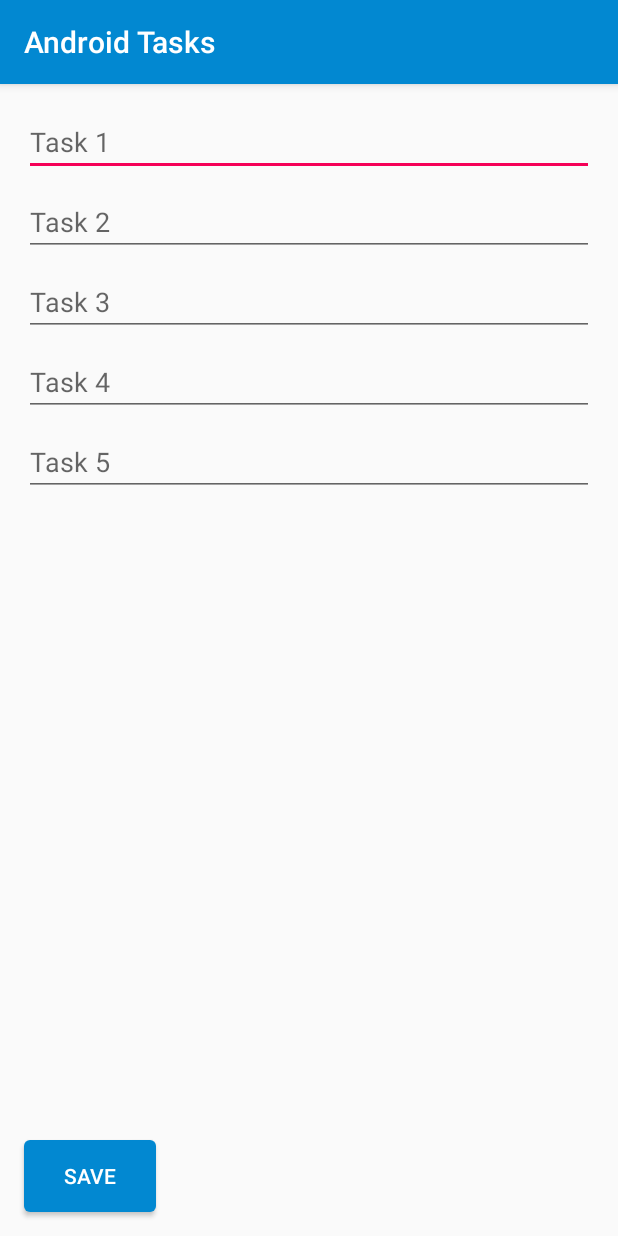
After one commit to IolemanI/AndroidTasks, an Android app: the RenameTasksActivity screen opened directly, with no data from a screen before it, on a phone screen of 412 x 824 dp. The commit adds this screen. Run offline under Robolectric (Android 15) with nearby library versions, the phone set to English and light mode, and no system bars.

Commit message:
Added app settings, work with files.

```diff
--- a/app/build.gradle
+++ b/app/build.gradle
@@ -43,4 +43,5 @@ dependencies {
 
 
 
+
 apply plugin: 'com.google.gms.google-services'
--- a/app/src/main/AndroidManifest.xml
+++ b/app/src/main/AndroidManifest.xml
@@ -23,7 +23,8 @@
         <activity android:name=".tasks.Task3Activity" />
         <activity android:name=".tasks.Task4Activity" />
         <activity android:name=".tasks.Task5Activity" />
-        <activity android:name=".Settings.ActivitySettings"></activity>
+        <activity android:name=".Settings.ActivitySettings" />
+        <activity android:name=".Settings.RenameTasksActivity"></activity>
     </application>
 
 </manifest>
--- /dev/null
+++ b/app/src/main/java/com/oleman/androidtasks/Settings/RenameTasksActivity.java
@@ -0,0 +1,99 @@
+package com.oleman.androidtasks.Settings;
+
+import android.content.Intent;
+import android.support.v7.app.AppCompatActivity;
+import android.os.Bundle;
+import android.util.Log;
+import android.view.View;
+import android.widget.Button;
+import android.widget.EditText;
+import android.widget.Toast;
+
+import com.oleman.androidtasks.MainActivity;
+import com.oleman.androidtasks.R;
+
+import java.io.BufferedReader;
+import java.io.BufferedWriter;
+import java.io.FileNotFoundException;
+import java.io.IOException;
+import java.io.InputStreamReader;
+import java.io.OutputStreamWriter;
+
+public class RenameTasksActivity extends AppCompatActivity implements View.OnClickListener {
+
+    private static final String FILENAME = "AndroidTasks";
+    public static final String TAG = "myLogs";
+
+    private EditText task1Txt;
+    private EditText task2Txt;
+    private EditText task3Txt;
+    private EditText task4Txt;
+    private EditText task5Txt;
+
+    private Button saveBtn;
+
+    private Button task1Btn;
+    private Button task2Btn;
+    private Button task3Btn;
+    private Button task4Btn;
+    private Button task5Btn;
+
+    @Override
+    protected void onCreate(Bundle savedInstanceState) {
+        super.onCreate(savedInstanceState);
+        setContentView(R.layout.activity_rename_tasks);
+
+        task1Txt = (EditText) findViewById(R.id.nameTask1);
+        task2Txt = (EditText) findViewById(R.id.nameTask2);
+        task3Txt = (EditText) findViewById(R.id.nameTask3);
+        task4Txt = (EditText) findViewById(R.id.nameTask4);
+        task5Txt = (EditText) findViewById(R.id.nameTask5);
+
+        saveBtn = (Button) findViewById(R.id.btnSave_rename);
+        saveBtn.setOnClickListener(this);
+
+
+        readFile();
+
+    }
+
+    @Override
+    public void onClick(View view) {
+        switch (view.getId()){
+            case R.id.btnSave_rename:
+                writeFile(task1Txt.getText().toString());
+                break;
+        }
+    }
+
+    private void readFile() {
+        try {
+            BufferedReader br = new BufferedReader(new InputStreamReader(
+                    openFileInput(FILENAME)));
+            String s = "";
+
+            while ((s = br.readLine()) != null){
+                Toast.makeText(this, s, Toast.LENGTH_LONG).show();
+            }
+        } catch (FileNotFoundException e) {
+            e.printStackTrace();
+        } catch (IOException e) {
+            e.printStackTrace();
+        }
+    }
+
+    private void writeFile(String s) {
+        try {
+            BufferedWriter bw = new BufferedWriter(new OutputStreamWriter(
+                    openFileOutput(FILENAME, MODE_PRIVATE)));
+
+            bw.write(s);
+            bw.close();
+            Log.d(TAG, "File has been written!");
+        } catch (FileNotFoundException e) {
+            e.printStackTrace();
+        } catch (IOException e) {
+            e.printStackTrace();
+        }
+    }
+}
--- /dev/null
+++ b/app/src/main/res/drawable/buttons_settings_selector.xml
@@ -0,0 +1,6 @@
+<?xml version="1.0" encoding="utf-8"?>
+<selector xmlns:android="http://schemas.android.com/apk/res/android">
+
+    <item android:state_pressed="true" android:drawable="@drawable/buttons_settings_pressed" />
+    <item android:drawable="@drawable/buttons_settings" />
+</selector>
--- /dev/null
+++ b/app/src/main/res/layout/activity_rename_tasks.xml
@@ -0,0 +1,81 @@
+<?xml version="1.0" encoding="utf-8"?>
+<RelativeLayout xmlns:android="http://schemas.android.com/apk/res/android"
+    xmlns:app="http://schemas.android.com/apk/res-auto"
+    xmlns:tools="http://schemas.android.com/tools"
+    android:layout_width="match_parent"
+    android:layout_height="match_parent"
+    tools:context="com.oleman.androidtasks.Settings.RenameTasksActivity">
+
+    <EditText
+        android:id="@+id/nameTask1"
+        android:layout_width="match_parent"
+        android:layout_height="wrap_content"
+        android:layout_alignParentStart="true"
+        android:layout_alignParentTop="true"
+        android:layout_marginEnd="16dp"
+        android:layout_marginStart="16dp"
+        android:layout_marginTop="16dp"
+        android:ems="10"
+        android:hint="Task 1"
+        android:inputType="textPersonName" />
+
+    <EditText
+        android:id="@+id/nameTask2"
+        android:layout_width="match_parent"
+        android:layout_height="wrap_content"
+        android:layout_alignStart="@+id/nameTask1"
+        android:layout_below="@+id/nameTask1"
+        android:layout_alignEnd="@+id/nameTask1"
+        android:ems="10"
+        android:hint="Task 2"
+        android:inputType="textPersonName"
+        android:layout_marginTop="8dp"/>
+
+    <EditText
+        android:id="@+id/nameTask3"
+        android:layout_width="match_parent"
+        android:layout_height="wrap_content"
+        android:layout_alignStart="@+id/nameTask1"
+        android:layout_below="@+id/nameTask2"
+        android:layout_alignEnd="@+id/nameTask1"
+        android:ems="10"
+        android:hint="Task 3"
+        android:inputType="textPersonName"
+        android:layout_marginTop="8dp"/>
+
+    <EditText
+        android:id="@+id/nameTask4"
+        android:layout_width="match_parent"
+        android:layout_height="wrap_content"
+        android:layout_alignStart="@+id/nameTask1"
+        android:layout_below="@+id/nameTask3"
+        android:layout_alignEnd="@+id/nameTask1"
+        android:ems="10"
+        android:hint="Task 4"
+        android:inputType="textPersonName"
+        android:layout_marginTop="8dp"/>
+
+
+    <EditText
+        android:id="@+id/nameTask5"
+        android:layout_width="match_parent"
+        android:layout_height="wrap_content"
+        android:layout_alignStart="@+id/nameTask1"
+        android:layout_below="@+id/nameTask4"
+        android:layout_alignEnd="@+id/nameTask1"
+        android:ems="10"
+        android:hint="Task 5"
+        android:inputType="textPersonName"
+        android:layout_marginTop="8dp"/>
+
+    <Button
+        android:id="@+id/btnSave_rename"
+        android:layout_width="wrap_content"
+        android:layout_height="wrap_content"
+        android:layout_alignParentBottom="true"
+        android:layout_alignStart="@+id/nameTask5"
+        android:layout_marginBottom="16dp"
+        android:background="@drawable/button_result_selector_t5"
+        android:text="Save"
+        android:textColor="@color/white" />
+</RelativeLayout>
--- a/app/src/main/res/values/colors.xml
+++ b/app/src/main/res/values/colors.xml
@@ -6,9 +6,13 @@
     <color name="colorPrimary">#0288d1</color>
     <color name="colorPrimaryDark">#1565c0</color>
     <color name="colorPrimaryLight">#29b6f6</color>
+    <color name="colorPrimaryLightest">#b3e5fc</color>
     <color name="colorAccent">#f50057</color>
     <color name="colorRed">#ff4050</color>
     <color name="colorGreen">#61be65</color>
+
+
+    <color name="colorRename_settings">#e0e0e0</color>
 
 
 
--- a/app/src/main/res/values/strings.xml
+++ b/app/src/main/res/values/strings.xml
@@ -53,6 +53,8 @@
     <string name="btn_comma">,</string>
     <string name="calculator">Calculator</string>
     <string name="del_t5">DEL</string>
+    <string name="rename_tasks_settings">Rename tasks</string>
+    <string name="general_settings">GENERAL</string>
 
 
 </resources>
```
Also changed, not shown: app/src/main/java/com/oleman/androidtasks/MainActivity.java (+38 -7 lines), app/src/main/java/com/oleman/androidtasks/Settings/ActivitySettings.java (added, +33 -0 lines), app/src/main/res/drawable/buttons_settings.xml (added, +8 -0 lines), app/src/main/res/drawable/buttons_settings_pressed.xml (added, +8 -0 lines), app/src/main/res/drawable/settings_black.xml (added, +9 -0 lines), app/src/main/res/layout/activity_settings.xml (added, +37 -0 lines), app/src/main/res/menu/main_activity_menu.xml (+5 -3 lines), app/src/main/res/drawable/arrow_right_black.png (added).
